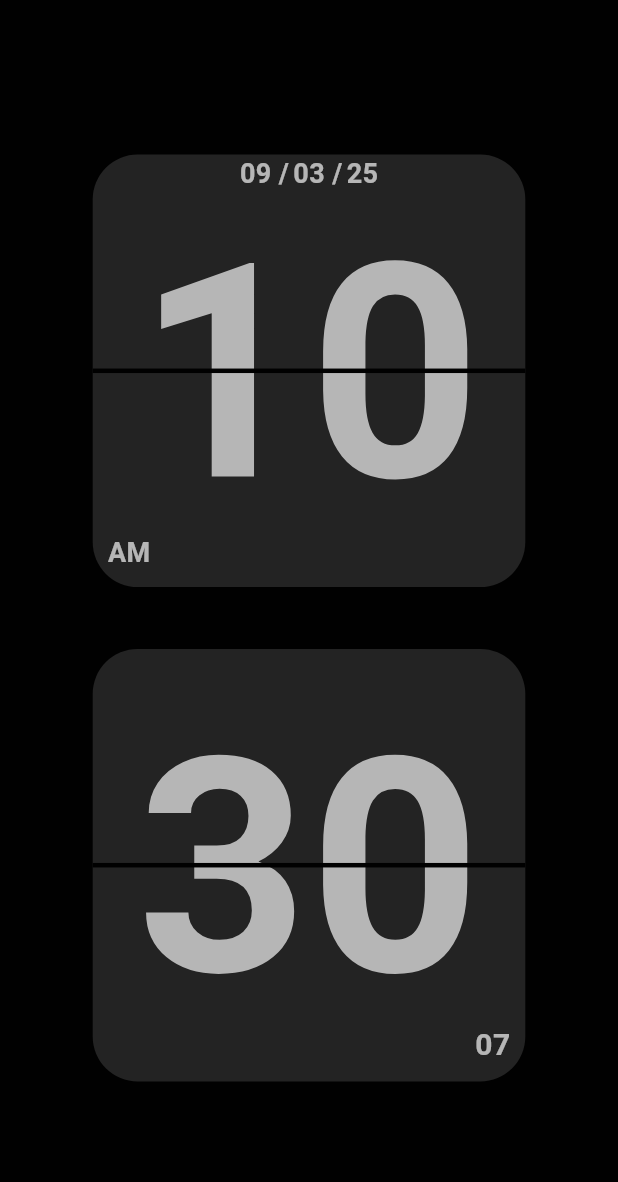
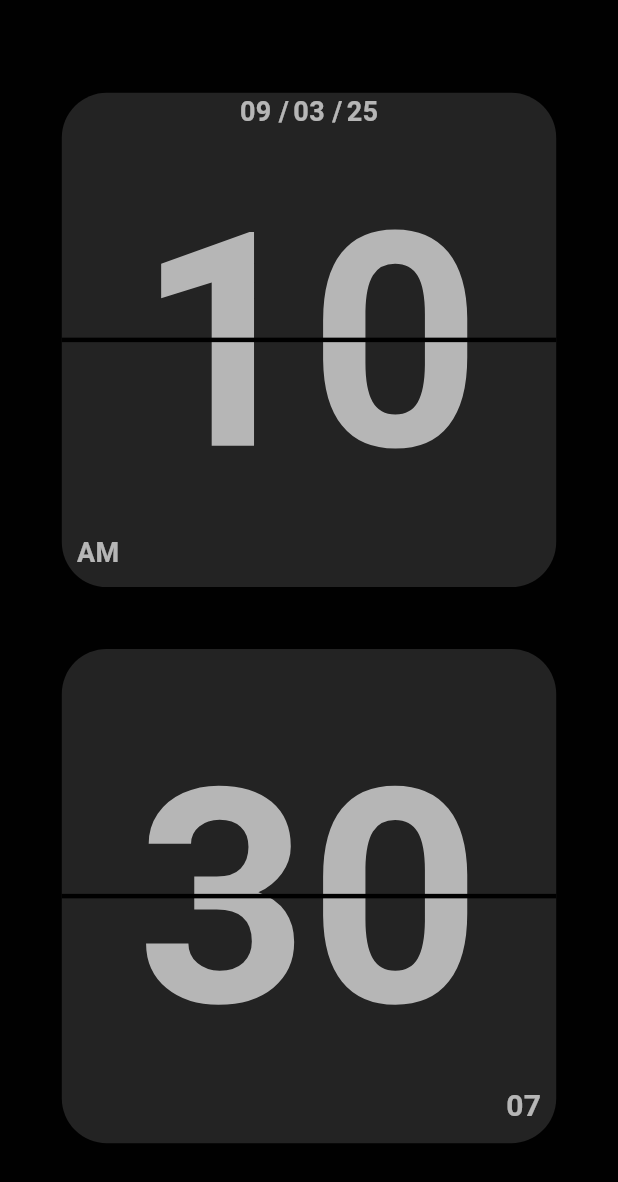
Before and after one commit to darksider-05/flip_clock, a Flutter app: the screen it shows after launch, on a phone screen of 412 x 824 dp. Shown: the top 1182 px of the screen. Run offline on Flutter 3.47's test engine with Material 3 defaults, Android fonts, the phone set to English and light mode, and no system bars.

Commit message:
a change in the size

```diff
--- a/lib/body.dart
+++ b/lib/body.dart
@@ -18,7 +18,6 @@ class Clock extends StatelessWidget {
 
 
     gears.ggg();
-    print(trimm(int.parse(gears.year.toString())));
     return Container(
       color: pallet.background,
       width: MediaQuery.of(context).size.width,
@@ -31,8 +30,8 @@ class Clock extends StatelessWidget {
           // the first
           Container(
             decoration: con,
-            width: MediaQuery.of(context).size.width * 0.7,
-            height: MediaQuery.of(context).size.width * 0.7,
+            width: MediaQuery.of(context).size.width * 0.8,
+            height: MediaQuery.of(context).size.width * 0.8,
             child: Stack(
               children: [
                 SizedBox(
@@ -103,8 +102,8 @@ class Clock extends StatelessWidget {
           //the second
           Container(
             decoration: con,
-            width: MediaQuery.of(context).size.width * 0.7,
-            height: MediaQuery.of(context).size.width * 0.7,
+            width: MediaQuery.of(context).size.width * 0.8,
+            height: MediaQuery.of(context).size.width * 0.8,
             child: Stack(
               children: [
                 Column(
```
